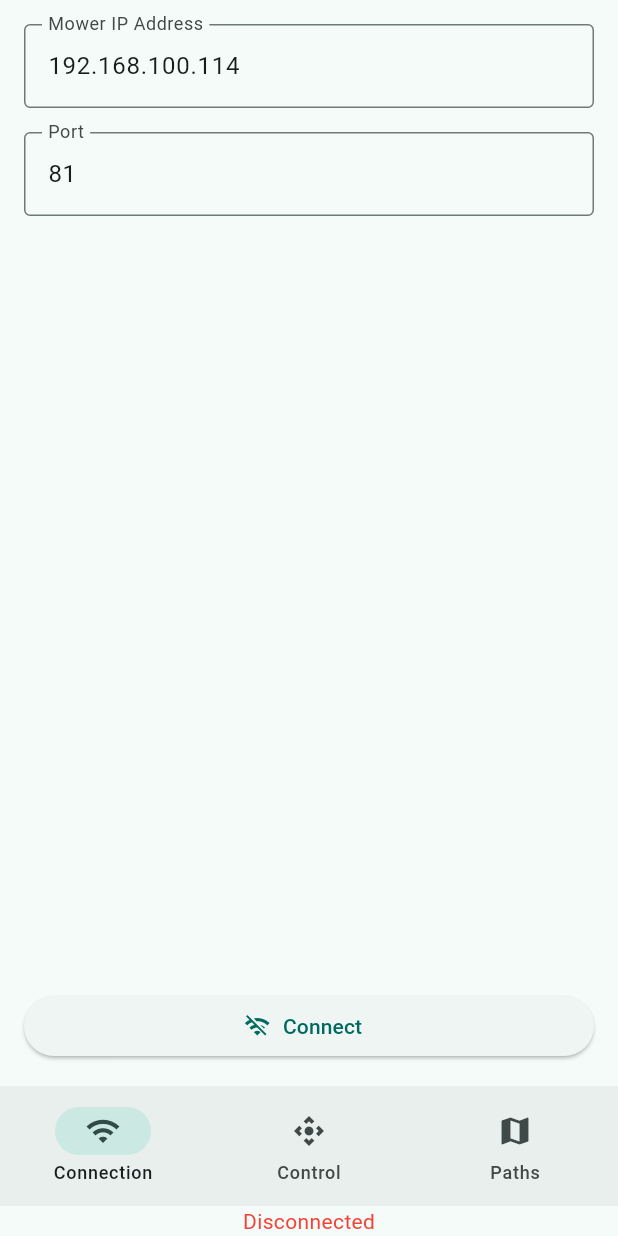
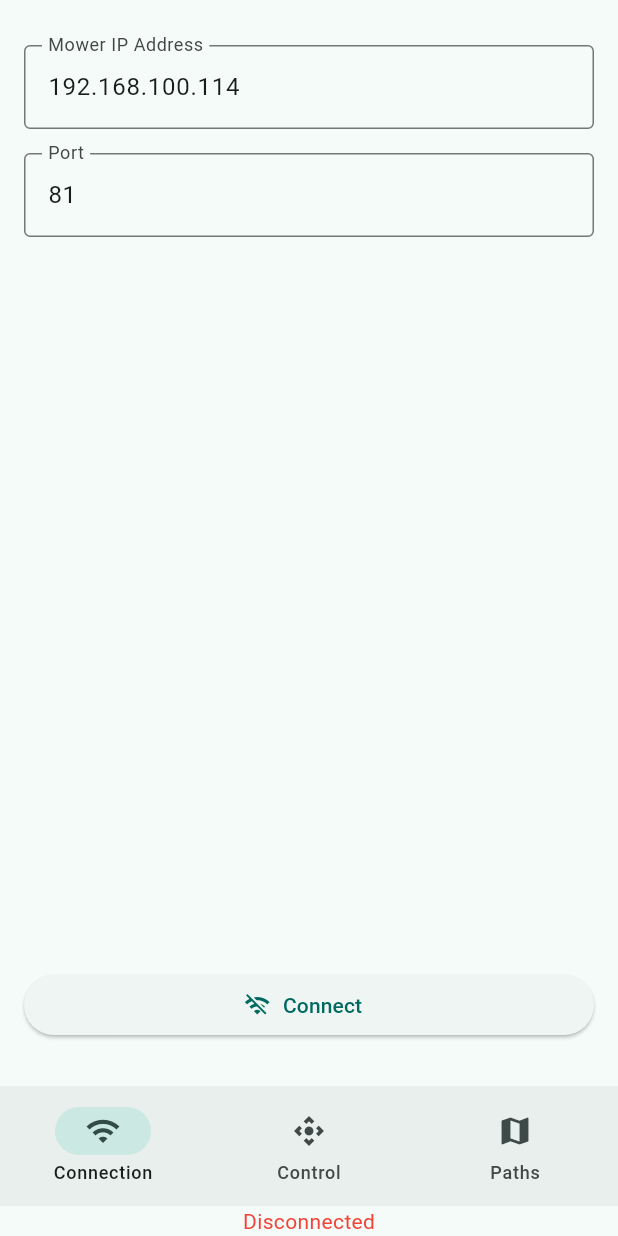
Before and after one commit to danieldfgro2000/mower_bot, a Flutter app: the screen it shows after launch, on a phone screen of 412 x 824 dp. Run offline on Flutter 3.47's test engine with Material 3 defaults, Android fonts, the phone set to English and light mode, and no system bars; our stand-ins replace equatable, fl_chart, flutter_bloc, get_it, stream_transform; missing offline and left inert: flutter_inappwebview, flutter_joystick.

Commit message:
UI optimizations

```diff
--- a/lib/features/connection/presentation/pages/connection_page.dart
+++ b/lib/features/connection/presentation/pages/connection_page.dart
@@ -28,7 +28,9 @@ class _ConnectionPageState extends State<ConnectionPage> {
   @override
   Widget build(BuildContext context) {
     return  Padding(
-        padding: const EdgeInsets.all(16.0),
+        padding: const EdgeInsets.symmetric(
+            vertical: 30,
+            horizontal: 16.0),
         child: MultiBlocListener(
           listeners: [
             BlocListener<MowerConnectionBloc, MowerConnectionState>(
--- a/lib/home_page.dart
+++ b/lib/home_page.dart
@@ -73,7 +73,7 @@ class _HomePageState extends State<HomePage> {
                 ),
                 ListTile(
                   leading: const Icon(Icons.wifi_rounded),
-                  title: const Text('Connection'),
+                  title: const Text('Setup'),
                   selected: _currentIndex == 0,
                   onTap: () {
                     Navigator.pop(context);
@@ -81,14 +81,24 @@ class _HomePageState extends State<HomePage> {
                   },
                 ),
                 ListTile(
-                  leading: const Icon(Icons.wifi_off),
+                  leading: state.status == ConnectionStatus.ctrlWsConnected
+                      ? const Icon(Icons.link)
+                      : const Icon(Icons.link_off),
                   title: const Text('Connect'),
                   onTap: () {
                     Navigator.pop(context);
                     context.read<MowerConnectionBloc>().add(ConnectToMower());
                   },
                 ),
-
+                ListTile(
+                  leading: const Icon(Icons.control_camera),
+                  title: const Text('Control'),
+                  selected: _currentIndex == 1,
+                  onTap: () {
+                    Navigator.pop(context);
+                    _onNavTap(1);
+                  },
+                ),
                 ListTile(
                   leading: const Icon(Icons.map),
                   title: const Text('Paths'),
```
Also changed, not shown: lib/features/control/presentation/pages/control_page.dart (+13 -13 lines).
